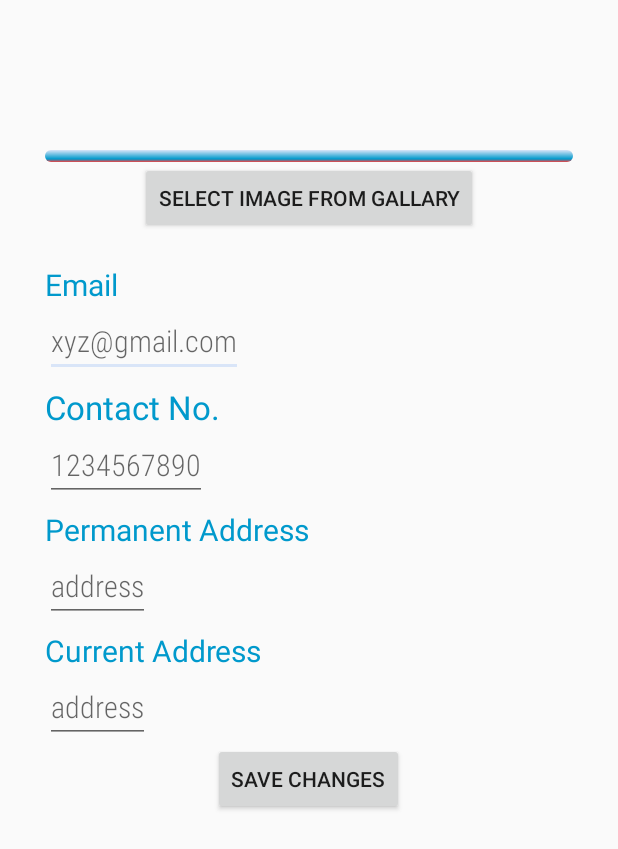
After one commit to sdew021/FriendsOfFarmers, an Android app: the EditProfile screen opened directly, with no data from a screen before it, on a phone screen of 412 x 824 dp. The commit adds this screen. Shown: the top 849 px of the screen. Run offline under Robolectric (Android 15) with nearby library versions, the phone set to English and light mode, and no system bars; our stand-ins replace CircleImageView, Firebase (no records; nobody signed in at launch, a user with empty details on screens opened directly), Picasso; pictures from the network do not load; Roboto replaces fonts that are not available here; 1 statement that could not run was skipped.

Commit message:
"Added Edit Farmer profile"

```diff
--- a/app/build.gradle
+++ b/app/build.gradle
@@ -9,7 +9,7 @@ android {
         versionCode 1
         versionName "1.0"
         testInstrumentationRunner "android.support.test.runner.AndroidJUnitRunner"
-        vectorDrawables.useSupportLibrary=true
+        vectorDrawables.useSupportLibrary = true
     }
     buildTypes {
         release {
@@ -38,10 +38,11 @@ dependencies {
     implementation 'com.firebase:firebase-client-android:2.3.1'
     implementation "com.google.firebase:firebase-auth:16.1.0"
     implementation 'com.firebaseui:firebase-ui-database:1.0.1'
-    implementation "com.google.firebase:firebase-storage:16.0.5"
+    implementation "com.google.firebase:firebase-storage:16.1.0"
     implementation "com.android.support:design:28.0.0"
     implementation "com.android.support:percent:28.0.0"
     implementation 'de.hdodenhof:circleimageview:3.0.0'
+    implementation 'com.squareup.picasso:picasso:2.71828'
 }
 
 apply plugin: 'com.google.gms.google-services'
--- /dev/null
+++ b/app/src/main/java/com/example/sdew021/friendsofframers/EditProfile.java
@@ -0,0 +1,202 @@
+package com.example.sdew021.friendsofframers;
+
+import android.content.ContentResolver;
+import android.content.Intent;
+import android.database.DefaultDatabaseErrorHandler;
+import android.net.Uri;
+import android.os.Handler;
+import android.support.annotation.NonNull;
+import android.support.annotation.Nullable;
+import android.support.v7.app.AppCompatActivity;
+import android.os.Bundle;
+import android.text.TextUtils;
+import android.util.Patterns;
+import android.view.View;
+import android.webkit.MimeTypeMap;
+import android.widget.Button;
+import android.widget.ImageView;
+import android.widget.ProgressBar;
+import android.widget.TextView;
+import android.widget.Toast;
+
+import com.google.android.gms.tasks.OnFailureListener;
+import com.google.android.gms.tasks.OnSuccessListener;
+import com.google.firebase.database.DataSnapshot;
+import com.google.firebase.database.DatabaseError;
+import com.google.firebase.database.DatabaseReference;
+import com.google.firebase.database.FirebaseDatabase;
+import com.google.firebase.database.ValueEventListener;
+import com.google.firebase.storage.FirebaseStorage;
+import com.google.firebase.storage.OnProgressListener;
+import com.google.firebase.storage.StorageReference;
+import com.google.firebase.storage.UploadTask;
+import com.squareup.picasso.MemoryPolicy;
+import com.squareup.picasso.NetworkPolicy;
+import com.squareup.picasso.Picasso;
+
+public class EditProfile extends AppCompatActivity {
+
+    private TextView emailView,contactView,permanentAddView,currentAddView,nameView;
+    private DatabaseReference mDatabaseRefernce;
+    private StorageReference mStorageReference;
+    private Button saveButton,selectImage;
+    private static final int GALLERY_INTENT=2;
+    private ImageView pImage;
+    private ProgressBar progressBar;
+    private String name;
+    private Uri uri;
+    private int checkImage;
+    @Override
+    protected void onCreate(Bundle savedInstanceState) {
+        super.onCreate(savedInstanceState);
+        setContentView(R.layout.activity_edit_profile);
+        checkImage=0;
+        emailView=findViewById(R.id.email);
+        contactView=findViewById(R.id.contact);
+        permanentAddView=findViewById(R.id.permanentAdd);
+        currentAddView=findViewById(R.id.currentAdd);
+        saveButton=findViewById(R.id.saveButton);
+        selectImage=findViewById(R.id.selectImage);
+        pImage=findViewById(R.id.pimage);
+        progressBar=findViewById(R.id.progressBar);
+//        nameView=findViewById(R.id.name);
+        mDatabaseRefernce= FirebaseDatabase.getInstance().getReferenceFromUrl("https://friends-of-farmers.firebaseio.com/Prateek/farmer1/Details");
+        mDatabaseRefernce.addListenerForSingleValueEvent(new ValueEventListener() {
+            @Override
+            public void onDataChange(@NonNull DataSnapshot dataSnapshot) {
+                name=dataSnapshot.child("name").getValue(String.class);
+                Upload upload= dataSnapshot.child("image").getValue(Upload.class);
+                Picasso.get().load(upload.getmImageurl()).into(pImage);
+
+            }
+
+            @Override
+            public void onCancelled(@NonNull DatabaseError databaseError) {
+
+            }
+        });
+        saveButton.setOnClickListener(new View.OnClickListener() {
+            @Override
+            public void onClick(View v) {
+                String email,contact,currentAdd,permanentAdd;
+                email=emailView.getText().toString();
+                contact=contactView.getText().toString();
+                currentAdd=currentAddView.getText().toString();
+                permanentAdd=permanentAddView.getText().toString();
+                int var=0;
+                if(!email.isEmpty()){
+                    if(isValidEmail(email)) {
+                        mDatabaseRefernce.child("email").setValue(email);
+                        var++;
+                    }
+                    else
+                        Toast.makeText(EditProfile.this," Email Address invalid,Cannot be updated",Toast.LENGTH_SHORT).show();
+
+                }
+                if(!contact.isEmpty()){
+                    if(contact.length()==10) {
+                        mDatabaseRefernce.child("contact").setValue(contact);
+                        var++;
+                    }
+                    else
+                        Toast.makeText(EditProfile.this," Contact No. invalid,Cannot be updated",Toast.LENGTH_SHORT).show();
+
+                }
+                if(!currentAdd.isEmpty()){
+                    mDatabaseRefernce.child("currentAdd").setValue(currentAdd);
+                    var++;
+                }
+                if(!permanentAdd.isEmpty()){
+                    mDatabaseRefernce.child("permanentAdd").setValue(permanentAdd);
+                    var++;
+                }
+                if(checkImage==1){
+                    uploadFile(uri);
+                }
+                if(var>0) {
+                    Toast.makeText(EditProfile.this, "Valid Details Updated Succesfully", Toast.LENGTH_SHORT).show();
+                }
+                if(var==0&&checkImage!=1)
+                    Toast.makeText(EditProfile.this, "Nothing Updated", Toast.LENGTH_SHORT).show();
+                checkImage=0;
+
+            }
+        });
+        mStorageReference= FirebaseStorage.getInstance().getReferenceFromUrl("gs://friends-of-farmers.appspot.com/Farmer_images");
+        selectImage.setOnClickListener(new View.OnClickListener() {
+            @Override
+            public void onClick(View v) {
+                Intent intent1=new Intent(Intent.ACTION_GET_CONTENT);
+                intent1.setType("image/*");
+                startActivityForResult(intent1,GALLERY_INTENT);
+            }
+        });
+    }
+    public static boolean isValidEmail(CharSequence target) {
+        return (!TextUtils.isEmpty(target) && Patterns.EMAIL_ADDRESS.matcher(target).matches());
+    }
+
+    @Override
+    protected void onActivityResult(int requestCode, int resultCode, @Nullable Intent data) {
+        super.onActivityResult(requestCode, resultCode, data);
+        if(requestCode==GALLERY_INTENT&&resultCode==RESULT_OK&&data!=null &&data.getData()!=null){
+            uri=data.getData();
+//            StorageReference filepath=mStorageReference.child("Farmer_images").child(uri.getLastPathSegment());
+//            filepath.putFile(uri).addOnSuccessListener(new OnSuccessListener<UploadTask.TaskSnapshot>() {
+//                @Override
+//                public void onSuccess(UploadTask.TaskSnapshot taskSnapshot) {
+//                    Toast.makeText(EditProfile.this,"Images uploaded sucessfully",Toast.LENGTH_SHORT).show();
+//
+//                }
+//            });
+            Picasso.get().load(uri).into(pImage);
+            checkImage=1;
+        }
+    }
+
+    String getFileExtension(Uri uri){
+        ContentResolver cR=getContentResolver();
+        MimeTypeMap mime=MimeTypeMap.getSingleton();
+        return mime.getExtensionFromMimeType(cR.getType(uri));
+    }
+
+    void uploadFile(Uri uri){
+        if(uri!=null){
+            StorageReference filepath=mStorageReference.child(name+"."+getFileExtension(uri));
+            filepath.putFile(uri).addOnSuccessListener(new OnSuccessListener<UploadTask.TaskSnapshot>() {
+                @Override
+                public void onSuccess(UploadTask.TaskSnapshot taskSnapshot) {
+                    Toast.makeText(EditProfile.this,"Images uploaded sucessfully",Toast.LENGTH_SHORT).show();
+                    Handler handler=new Handler();
+                    handler.postDelayed(new Runnable() {
+                        @Override
+                        public void run() {
+                            progressBar.setProgress(0);
+                        }
+                    },5000);
+
+                    Upload upload=new Upload(name,taskSnapshot.getUploadSessionUri().toString());
+                    mDatabaseRefernce.child("image").setValue(upload);
+
+                }
+            }).addOnFailureListener(new OnFailureListener() {
+                @Override
+                public void onFailure(@NonNull Exception e) {
+                    Toast.makeText(EditProfile.this,"Error in Image Uploading"+e.getMessage(),Toast.LENGTH_SHORT).show();
+
+
+                }
+            }).addOnProgressListener(new OnProgressListener<UploadTask.TaskSnapshot>() {
+                @Override
+                public void onProgress(UploadTask.TaskSnapshot taskSnapshot) {
+                    double progress=(100.0*taskSnapshot.getBytesTransferred()/taskSnapshot.getTotalByteCount());
+                    progressBar.setProgress((int)progress);
+                }
+            });
+
+        }
+        else{
+            Toast.makeText(this,"No image selected",Toast.LENGTH_SHORT).show();
+        }
+    }
+}
--- a/app/src/main/java/com/example/sdew021/friendsofframers/farmerActivity.java
+++ b/app/src/main/java/com/example/sdew021/friendsofframers/farmerActivity.java
@@ -59,7 +59,7 @@ public class farmerActivity extends AppCompatActivity implements AdapterView.OnI
         CropList = (RecyclerView) findViewById(R.id.recyclerView);
         spinner=(Spinner) findViewById(R.id.spinner);
         Log.w(TAG, "after spinnner");
-        mDatabaseRefrence=FirebaseDatabase.getInstance().getReferenceFromUrl("https://friends-of-farmers.firebaseio.com/Prateek");
+        mDatabaseRefrence=FirebaseDatabase.getInstance().getReferenceFromUrl("https://friends-of-farmers.firebaseio.com/Prateek/farmer1/Crop");
         listenData(this,mDatabaseRefrence);
 //        filterList(FarmerAdapter.gCropIdValue);
         CropList.setLayoutManager(new LinearLayoutManager(this));
--- /dev/null
+++ b/app/src/main/res/drawable/progress.xml
@@ -0,0 +1,47 @@
+<?xml version="1.0" encoding="utf-8"?>
+<layer-list xmlns:android="http://schemas.android.com/apk/res/android"
+    android:layout_height="wrap_content"
+    android:layout_width="wrap_content">
+    <item android:id="@android:id/background">
+        <shape>
+            <corners android:radius="5dip" />
+            <gradient
+                android:startColor="@color/colorAccent"
+                android:centerColor="@color/darkblue"
+                android:centerY="0.75"
+                android:endColor="@color/red"
+                android:angle="270"
+                />
+        </shape>
+    </item>
+
+    <item android:id="@android:id/secondaryProgress">
+        <clip>
+            <shape>
+                <corners android:radius="5dip" />
+                <gradient
+                    android:startColor="#80ffd300"
+                    android:centerColor="#80ffb600"
+                    android:centerY="0.75"
+                    android:endColor="#a0ffcb00"
+                    android:angle="270"
+                    />
+            </shape>
+        </clip>
+    </item>
+    <item
+        android:id="@android:id/progress"
+        >
+        <clip>
+            <shape>
+                <corners
+                    android:radius="5dip" />
+                <gradient
+                    android:startColor="#33FF33"
+                    android:endColor="#008000"
+                    android:angle="270" />
+            </shape>
+        </clip>
+    </item>
+
+</layer-list>
--- /dev/null
+++ b/app/src/main/res/layout/activity_edit_profile.xml
@@ -0,0 +1,153 @@
+<?xml version="1.0" encoding="utf-8"?>
+<android.support.constraint.ConstraintLayout xmlns:android="http://schemas.android.com/apk/res/android"
+    xmlns:app="http://schemas.android.com/apk/res-auto"
+    xmlns:tools="http://schemas.android.com/tools"
+    android:layout_width="match_parent"
+    android:layout_height="match_parent"
+    tools:context=".Profile_Activity">
+
+    <RelativeLayout
+        android:layout_width="match_parent"
+        android:layout_height="0dp"
+        app:layout_constraintTop_toBottomOf="@id/linearLayout1"
+        app:layout_constraintBottom_toBottomOf="parent">
+
+        <LinearLayout
+            android:layout_width="match_parent"
+            android:layout_height="match_parent"
+            android:layout_marginTop="20dp"
+            android:layout_marginLeft="30dp"
+            android:layout_marginRight="30dp"
+            android:orientation="vertical"
+            >
+            <de.hdodenhof.circleimageview.CircleImageView
+                android:layout_width="60dp"
+                android:layout_height="60dp"
+                android:layout_gravity="center"
+                android:layout_margin="10dp"
+                android:id="@+id/pimage"/>
+            <ProgressBar
+                android:layout_width="match_parent"
+                android:layout_height="8dp"
+                android:id="@+id/progressBar"
+                style="@style/Widget.AppCompat.ProgressBar.Horizontal"
+                android:progressDrawable="@drawable/progress"/>
+            <Button
+                android:layout_width="wrap_content"
+                android:layout_height="wrap_content"
+                android:text="Select Image from Gallary"
+                android:layout_gravity="center"
+                android:id="@+id/selectImage"/>
+            <LinearLayout
+                android:layout_width="match_parent"
+                android:layout_height="wrap_content"
+                android:orientation="vertical">
+                <TextView
+                    android:layout_width="wrap_content"
+                    android:layout_height="wrap_content"
+                    android:text="Email"
+                    android:textColor="@color/darkblue"
+                    android:layout_marginTop="20dp"
+                    android:textSize="20sp"/>
+                <HorizontalScrollView
+                    android:layout_width="match_parent"
+                    android:layout_height="wrap_content">
+                    <EditText
+                        android:id="@+id/email"
+                        android:layout_width="wrap_content"
+                        android:layout_height="wrap_content"
+                        android:hint="xyz@gmail.com"
+                        android:fontFamily="sans-serif-condensed-light"
+                        android:textColor="@color/black"
+                        android:textSize="20sp"/>
+                </HorizontalScrollView>
+            </LinearLayout>
+
+            <LinearLayout
+                android:layout_width="match_parent"
+                android:layout_height="wrap_content"
+                android:orientation="vertical"
+                android:paddingTop="5dp">
+                <TextView
+                    android:layout_width="wrap_content"
+                    android:layout_height="wrap_content"
+                    android:text="Contact No."
+                    android:textColor="@color/darkblue"
+                    android:textSize="22sp"/>
+                <HorizontalScrollView
+                    android:layout_width="match_parent"
+                    android:layout_height="wrap_content">
+                    <EditText
+                        android:id="@+id/contact"
+                        android:layout_width="wrap_content"
+                        android:layout_height="wrap_content"
+                        android:hint="1234567890"
+                        android:fontFamily="sans-serif-condensed-light"
+                        android:textColor="@color/black"
+                        android:textSize="20sp"
+                        android:maxLength="10"
+                        android:inputType="number"/>
+                </HorizontalScrollView>
+            </LinearLayout>
+
+            <LinearLayout
+                android:layout_width="match_parent"
+                android:layout_height="wrap_content"
+                android:orientation="vertical"
+                android:paddingTop="5dp">
+                <TextView
+                    android:layout_width="wrap_content"
+                    android:layout_height="wrap_content"
+                    android:text="Permanent Address"
+                    android:textColor="@color/darkblue"
+                    android:textSize="20sp" />
+                <HorizontalScrollView
+                    android:layout_width="match_parent"
+                    android:layout_height="wrap_content">
+                    <EditText
+                        android:id="@+id/permanentAdd"
+                        android:layout_width="wrap_content"
+                        android:layout_height="wrap_content"
+                        android:hint="address"
+                        android:fontFamily="sans-serif-condensed-light"
+                        android:textColor="@color/black"
+                        android:textSize="20sp"/>
+                </HorizontalScrollView>
+            </LinearLayout>
+            <LinearLayout
+                android:layout_width="match_parent"
+                android:layout_height="wrap_content"
+                android:orientation="vertical"
+                android:paddingTop="5dp">
+                <TextView
+                    android:layout_width="wrap_content"
+                    android:layout_height="wrap_content"
+                    android:text="Current Address"
+                    android:textColor="@color/darkblue"
+                    android:textSize="20sp"/>
+                <HorizontalScrollView
+                    android:layout_width="match_parent"
+                    android:layout_height="wrap_content">
+                    <EditText
+                        android:id="@+id/currentAdd"
+                        android:layout_width="wrap_content"
+                        android:layout_height="wrap_content"
+                        android:hint="address"
+                        android:fontFamily="sans-serif-condensed-light"
+                        android:textColor="@color/black"
+                        android:textSize="20sp"/>
+                </HorizontalScrollView>
+            </LinearLayout>
+
+            <Button
+                android:layout_width="wrap_content"
+                android:layout_height="wrap_content"
+                android:layout_gravity="center"
+                android:text="Save Changes"
+                android:id="@+id/saveButton"/>
+
+        </LinearLayout>
+    </RelativeLayout>
+
+
+</android.support.constraint.ConstraintLayout>
```
Also changed, not shown: app/src/main/AndroidManifest.xml (+6 -3 lines), app/src/main/java/com/example/sdew021/friendsofframers/FarmerProfileDetails.java (added, +65 -0 lines), app/src/main/java/com/example/sdew021/friendsofframers/Profile_Activity.java (+54 -0 lines), app/src/main/java/com/example/sdew021/friendsofframers/Upload.java (added, +28 -0 lines), app/src/main/res/layout/activity_profile.xml (+13 -7 lines).
